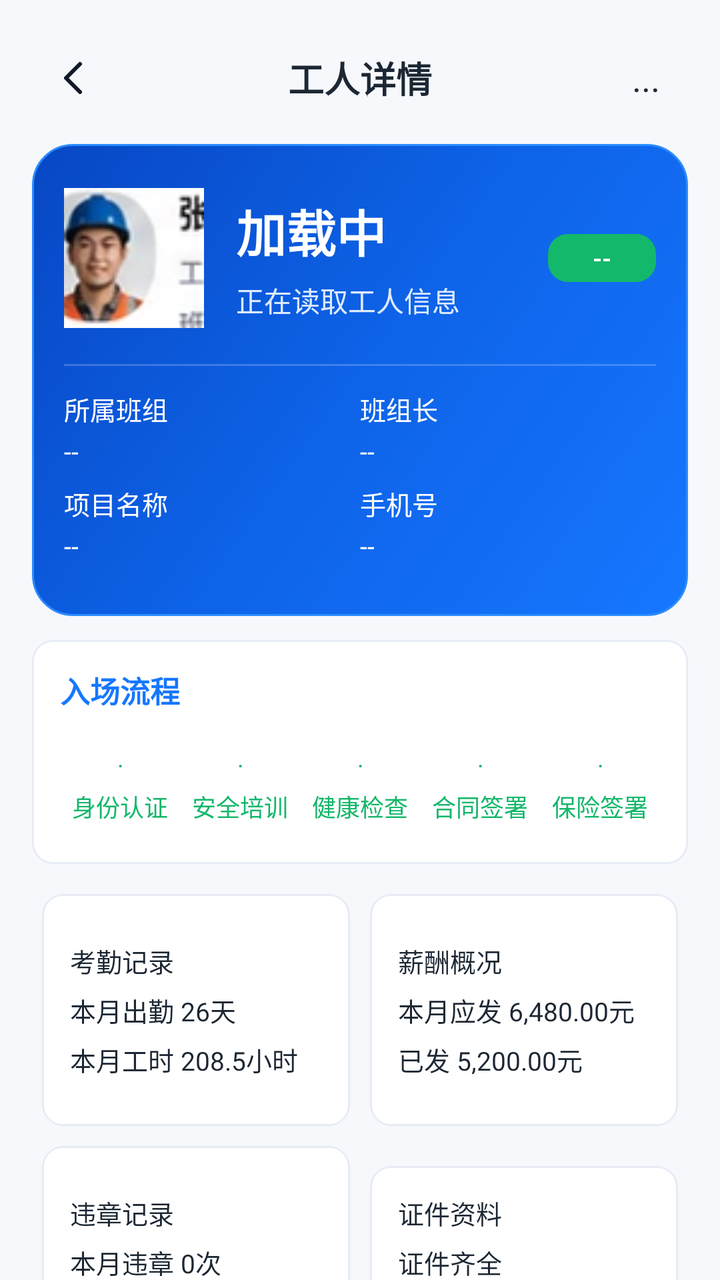
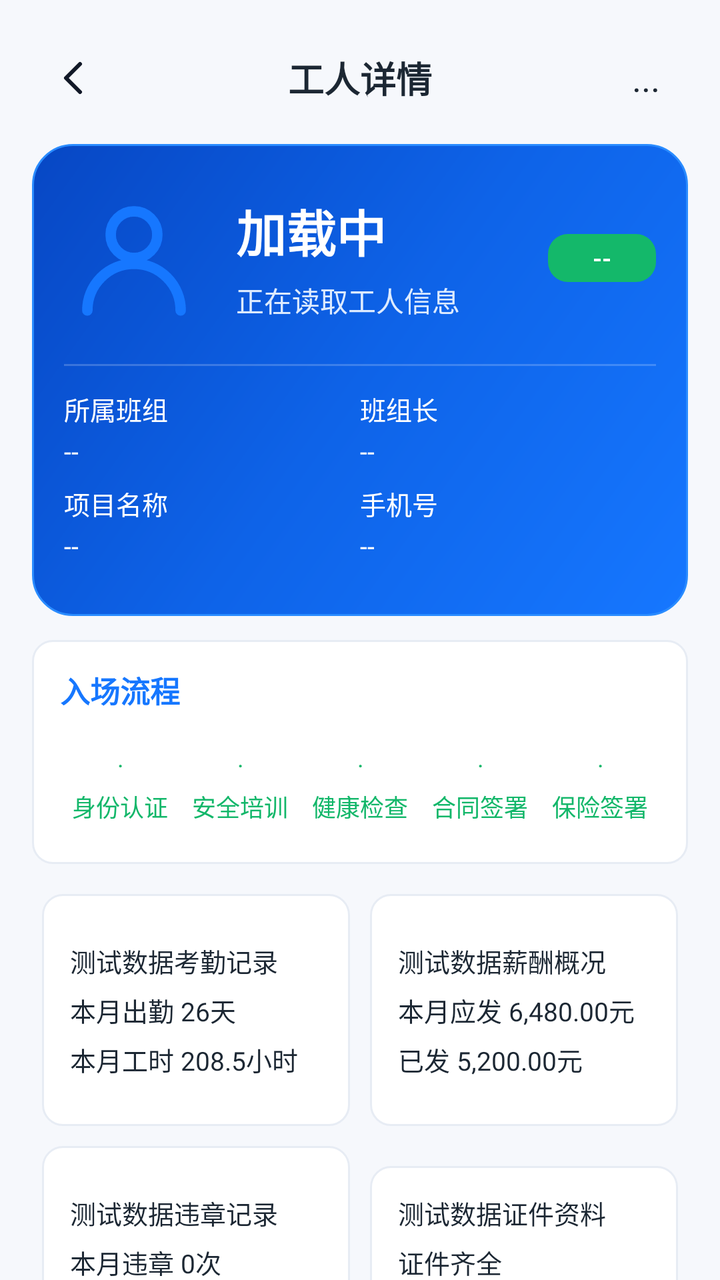

Compare the two renders of this Android layout. The source of the first and the diff that turns it into the second are given below.
<!-- AndroidManifest.xml: application theme Theme.WorkerM -->
<!-- res/layout/activity_worker_detail.xml -->
<?xml version="1.0" encoding="utf-8"?>
<androidx.core.widget.NestedScrollView xmlns:android="http://schemas.android.com/apk/res/android"
    android:id="@+id/worker_detail_root"
    android:layout_width="match_parent"
    android:layout_height="match_parent"
    android:background="@drawable/bg_app_page"
    android:fillViewport="true"
    android:overScrollMode="never">

    <LinearLayout android:layout_width="match_parent" android:layout_height="wrap_content" android:orientation="vertical" android:padding="16dp">
        <FrameLayout android:layout_width="match_parent" android:layout_height="46dp">
            <ImageButton android:id="@+id/back_button" android:layout_width="42dp" android:layout_height="42dp" android:layout_gravity="start|center_vertical" android:background="?attr/selectableItemBackgroundBorderless" android:padding="9dp" android:src="@drawable/ic_back" />
            <TextView android:layout_width="wrap_content" android:layout_height="match_parent" android:layout_gravity="center" android:gravity="center" android:text="工人详情" android:textColor="@color/text_primary" android:textSize="18sp" android:textStyle="bold" />
            <TextView android:layout_width="42dp" android:layout_height="42dp" android:layout_gravity="end|center_vertical" android:gravity="center" android:text="..." android:textColor="@color/text_primary" android:textSize="18sp" />
        </FrameLayout>

        <LinearLayout android:layout_width="match_parent" android:layout_height="236dp" android:layout_marginTop="10dp" android:background="@drawable/bg_blue_panel" android:orientation="vertical" android:padding="16dp">
            <LinearLayout android:layout_width="match_parent" android:layout_height="82dp" android:gravity="center_vertical" android:orientation="horizontal">
                <ImageView android:layout_width="70dp" android:layout_height="70dp" android:scaleType="centerCrop" android:src="@drawable/worker_avatar_zhang" />
                <LinearLayout android:layout_width="0dp" android:layout_height="wrap_content" android:layout_marginStart="16dp" android:layout_weight="1" android:orientation="vertical">
                    <TextView android:id="@+id/worker_name_text" android:layout_width="wrap_content" android:layout_height="wrap_content" android:text="加载中" android:textColor="@color/white" android:textSize="25sp" android:textStyle="bold" />
                    <TextView android:id="@+id/worker_type_text" android:layout_width="wrap_content" android:layout_height="wrap_content" android:layout_marginTop="6dp" android:text="正在读取工人信息" android:textColor="#DDEBFF" android:textSize="14sp" />
                </LinearLayout>
                <TextView android:id="@+id/worker_status_text" android:layout_width="54dp" android:layout_height="24dp" android:background="@drawable/bg_success_pill" android:gravity="center" android:text="--" android:textColor="@color/white" android:textSize="12sp" android:textStyle="bold" />
            </LinearLayout>
            <View android:layout_width="match_parent" android:layout_height="1dp" android:layout_marginVertical="12dp" android:background="#32FFFFFF" />
            <GridLayout android:layout_width="match_parent" android:layout_height="0dp" android:layout_weight="1" android:columnCount="2">
                <TextView android:id="@+id/worker_team_text" style="@style/WorkerDetailInfo" android:text="所属班组\n--" />
                <TextView android:id="@+id/worker_leader_text" style="@style/WorkerDetailInfo" android:text="班组长\n--" />
                <TextView android:id="@+id/worker_project_text" style="@style/WorkerDetailInfo" android:text="项目名称\n--" />
                <TextView android:id="@+id/worker_mobile_text" style="@style/WorkerDetailInfo" android:text="手机号\n--" />
                <TextView android:id="@+id/worker_id_card_text" style="@style/WorkerDetailInfo" android:text="身份证号\n--" />
            </GridLayout>
        </LinearLayout>

        <LinearLayout android:layout_width="match_parent" android:layout_height="112dp" android:layout_marginTop="12dp" android:background="@drawable/bg_card_stroke" android:orientation="vertical" android:padding="14dp">
            <TextView android:id="@+id/entry_progress_title_text" android:layout_width="wrap_content" android:layout_height="wrap_content" android:text="入场流程" android:textColor="@color/dashboard_blue" android:textSize="15sp" android:textStyle="bold" />
            <LinearLayout android:layout_width="match_parent" android:layout_height="0dp" android:layout_marginTop="12dp" android:layout_weight="1" android:gravity="center" android:orientation="horizontal">
                <TextView android:id="@+id/identity_status_text" style="@style/FlowStep" android:text="·\n身份认证" />
                <TextView android:id="@+id/safety_status_text" style="@style/FlowStep" android:text="·\n安全培训" />
                <TextView android:id="@+id/health_status_text" style="@style/FlowStep" android:text="·\n健康检查" />
                <TextView android:id="@+id/contract_status_text" style="@style/FlowStep" android:text="·\n合同签署" />
                <TextView android:id="@+id/insurance_status_text" style="@style/FlowStep" android:text="·\n保险签署" />
            </LinearLayout>
        </LinearLayout>

        <GridLayout android:layout_width="match_parent" android:layout_height="wrap_content" android:layout_marginTop="10dp" android:columnCount="2">
            <TextView style="@style/WorkerDetailCard" android:text="考勤记录\n本月出勤 26天\n本月工时 208.5小时" />
            <TextView style="@style/WorkerDetailCard" android:text="薪酬概况\n本月应发 6,480.00元\n已发 5,200.00元" />
            <TextView style="@style/WorkerDetailCard" android:text="违章记录\n本月违章 0次\n累计违章 0次" />
            <TextView style="@style/WorkerDetailCard" android:text="证件资料\n证件齐全\n证件有效期至 2025-05-10" />
        </GridLayout>

        <TextView android:id="@+id/edit_worker_button" android:layout_width="match_parent" android:layout_height="46dp" android:layout_marginTop="14dp" android:background="@drawable/bg_outline_blue" android:gravity="center" android:text="编辑信息" android:textColor="@color/dashboard_blue" android:textSize="16sp" android:textStyle="bold" />
    </LinearLayout>
</androidx.core.widget.NestedScrollView>
<!-- resources referenced by this layout -->
<resources>
  <color name="dashboard_blue">#1677FF</color>
  <color name="text_primary">#1C2733</color>
  <color name="white">#FFFFFFFF</color>
  <!-- drawable bg_app_page (drawable) -->
  <?xml version="1.0" encoding="utf-8"?>
  <shape xmlns:android="http://schemas.android.com/apk/res/android">
      <solid android:color="#F6F8FC" />
  </shape>
  <!-- drawable bg_blue_panel (drawable) -->
  <?xml version="1.0" encoding="utf-8"?>
  <shape xmlns:android="http://schemas.android.com/apk/res/android">
      <gradient
          android:angle="135"
          android:startColor="#1677FF"
          android:centerColor="#0E63E8"
          android:endColor="#0747C4" />
      <stroke android:width="1dp" android:color="#2A8CFF" />
      <corners android:radius="20dp" />
  </shape>
  <!-- drawable bg_card_stroke (drawable) -->
  <?xml version="1.0" encoding="utf-8"?>
  <shape xmlns:android="http://schemas.android.com/apk/res/android">
      <solid android:color="@color/white" />
      <stroke android:width="1dp" android:color="#E7ECF4" />
      <corners android:radius="10dp" />
  </shape>
  <!-- drawable bg_outline_blue (drawable) -->
  <?xml version="1.0" encoding="utf-8"?>
  <shape xmlns:android="http://schemas.android.com/apk/res/android">
      <solid android:color="@color/white" />
      <stroke android:width="1dp" android:color="@color/dashboard_blue" />
      <corners android:radius="8dp" />
  </shape>
  <!-- drawable bg_success_pill (drawable) -->
  <?xml version="1.0" encoding="utf-8"?>
  <shape xmlns:android="http://schemas.android.com/apk/res/android">
      <solid android:color="#14B86A" />
      <corners android:radius="10dp" />
  </shape>
  <!-- drawable ic_back (drawable) -->
  <?xml version="1.0" encoding="utf-8"?>
  <vector xmlns:android="http://schemas.android.com/apk/res/android" android:width="24dp" android:height="24dp" android:viewportWidth="24" android:viewportHeight="24">
      <path android:strokeColor="#111827" android:strokeWidth="2" android:strokeLineCap="round" android:strokeLineJoin="round" android:fillColor="@android:color/transparent" android:pathData="M15,5L8,12l7,7" />
  </vector>
  <!-- drawable worker_avatar_zhang: webp bitmap (drawable-nodpi, 1700 bytes) -->
  <style name="FlowStep">
          <item name="android:layout_width">0dp</item>
          <item name="android:layout_height">match_parent</item>
          <item name="android:layout_weight">1</item>
          <item name="android:gravity">center</item>
          <item name="android:textColor">#13B76A</item>
          <item name="android:textSize">12sp</item>
          <item name="android:lineSpacingExtra">4dp</item>
      </style>
  <style name="WorkerDetailInfo">
          <item name="android:layout_width">0dp</item>
          <item name="android:layout_height">wrap_content</item>
          <item name="android:layout_columnWeight">1</item>
          <item name="android:layout_marginBottom">8dp</item>
          <item name="android:textColor">@color/white</item>
          <item name="android:textSize">13sp</item>
          <item name="android:lineSpacingExtra">5dp</item>
      </style>
  <style name="Theme.WorkerM" parent="Base.Theme.WorkerM" />
  <color name="brand_primary">#124D90</color>
  <color name="text_inverse">#FFFFFFFF</color>
  <color name="brand_secondary">#2F7BC7</color>
  <color name="surface_background">#F3F6FA</color>
  <color name="surface_card">#FFFFFFFF</color>
  <!-- unchanged entries left out for length: 2 -->
</resources>

<!-- the commit's change to res/layout/activity_worker_detail.xml (unified diff, before → after) -->
@@ -16,7 +16,7 @@
 
         <LinearLayout android:layout_width="match_parent" android:layout_height="236dp" android:layout_marginTop="10dp" android:background="@drawable/bg_blue_panel" android:orientation="vertical" android:padding="16dp">
             <LinearLayout android:layout_width="match_parent" android:layout_height="82dp" android:gravity="center_vertical" android:orientation="horizontal">
-                <ImageView android:layout_width="70dp" android:layout_height="70dp" android:scaleType="centerCrop" android:src="@drawable/worker_avatar_zhang" />
+                <ImageView android:id="@+id/worker_avatar_image" android:layout_width="70dp" android:layout_height="70dp" android:scaleType="centerCrop" android:src="@drawable/ic_user" />
                 <LinearLayout android:layout_width="0dp" android:layout_height="wrap_content" android:layout_marginStart="16dp" android:layout_weight="1" android:orientation="vertical">
                     <TextView android:id="@+id/worker_name_text" android:layout_width="wrap_content" android:layout_height="wrap_content" android:text="加载中" android:textColor="@color/white" android:textSize="25sp" android:textStyle="bold" />
                     <TextView android:id="@+id/worker_type_text" android:layout_width="wrap_content" android:layout_height="wrap_content" android:layout_marginTop="6dp" android:text="正在读取工人信息" android:textColor="#DDEBFF" android:textSize="14sp" />
@@ -45,12 +45,12 @@
         </LinearLayout>
 
         <GridLayout android:layout_width="match_parent" android:layout_height="wrap_content" android:layout_marginTop="10dp" android:columnCount="2">
-            <TextView style="@style/WorkerDetailCard" android:text="考勤记录\n本月出勤 26天\n本月工时 208.5小时" />
-            <TextView style="@style/WorkerDetailCard" android:text="薪酬概况\n本月应发 6,480.00元\n已发 5,200.00元" />
-            <TextView style="@style/WorkerDetailCard" android:text="违章记录\n本月违章 0次\n累计违章 0次" />
-            <TextView style="@style/WorkerDetailCard" android:text="证件资料\n证件齐全\n证件有效期至 2025-05-10" />
+            <TextView style="@style/WorkerDetailCard" android:text="测试数据考勤记录\n本月出勤 26天\n本月工时 208.5小时" />
+            <TextView style="@style/WorkerDetailCard" android:text="测试数据薪酬概况\n本月应发 6,480.00元\n已发 5,200.00元" />
+            <TextView style="@style/WorkerDetailCard" android:text="测试数据违章记录\n本月违章 0次\n累计违章 0次" />
+            <TextView style="@style/WorkerDetailCard" android:text="测试数据证件资料\n证件齐全\n证件有效期至 2025-05-10" />
         </GridLayout>
 
-        <TextView android:id="@+id/edit_worker_button" android:layout_width="match_parent" android:layout_height="46dp" android:layout_marginTop="14dp" android:background="@drawable/bg_outline_blue" android:gravity="center" android:text="编辑信息" android:textColor="@color/dashboard_blue" android:textSize="16sp" android:textStyle="bold" />
+
     </LinearLayout>
 </androidx.core.widget.NestedScrollView>
<!-- resource entries referenced after the edit -->
@@ -26,13 +26,6 @@
       <stroke android:width="1dp" android:color="#E7ECF4" />
       <corners android:radius="10dp" />
   </shape>
-  <!-- drawable bg_outline_blue (drawable) -->
-  <?xml version="1.0" encoding="utf-8"?>
-  <shape xmlns:android="http://schemas.android.com/apk/res/android">
-      <solid android:color="@color/white" />
-      <stroke android:width="1dp" android:color="@color/dashboard_blue" />
-      <corners android:radius="8dp" />
-  </shape>
   <!-- drawable bg_success_pill (drawable) -->
   <?xml version="1.0" encoding="utf-8"?>
   <shape xmlns:android="http://schemas.android.com/apk/res/android">
@@ -44,7 +37,11 @@
   <vector xmlns:android="http://schemas.android.com/apk/res/android" android:width="24dp" android:height="24dp" android:viewportWidth="24" android:viewportHeight="24">
       <path android:strokeColor="#111827" android:strokeWidth="2" android:strokeLineCap="round" android:strokeLineJoin="round" android:fillColor="@android:color/transparent" android:pathData="M15,5L8,12l7,7" />
   </vector>
-  <!-- drawable worker_avatar_zhang: webp bitmap (drawable-nodpi, 1700 bytes) -->
+  <!-- drawable ic_user (drawable) -->
+  <?xml version="1.0" encoding="utf-8"?>
+  <vector xmlns:android="http://schemas.android.com/apk/res/android" android:width="24dp" android:height="24dp" android:viewportWidth="24" android:viewportHeight="24">
+      <path android:strokeColor="#FF1677FF" android:strokeWidth="1.8" android:strokeLineCap="round" android:strokeLineJoin="round" android:fillColor="@android:color/transparent" android:pathData="M12,12a4,4 0,1 0,0 -8a4,4 0,0 0,0 8M4,21a8,8 0,0 1,16 0" />
+  </vector>
   <style name="FlowStep">
           <item name="android:layout_width">0dp</item>
           <item name="android:layout_height">match_parent</item>
